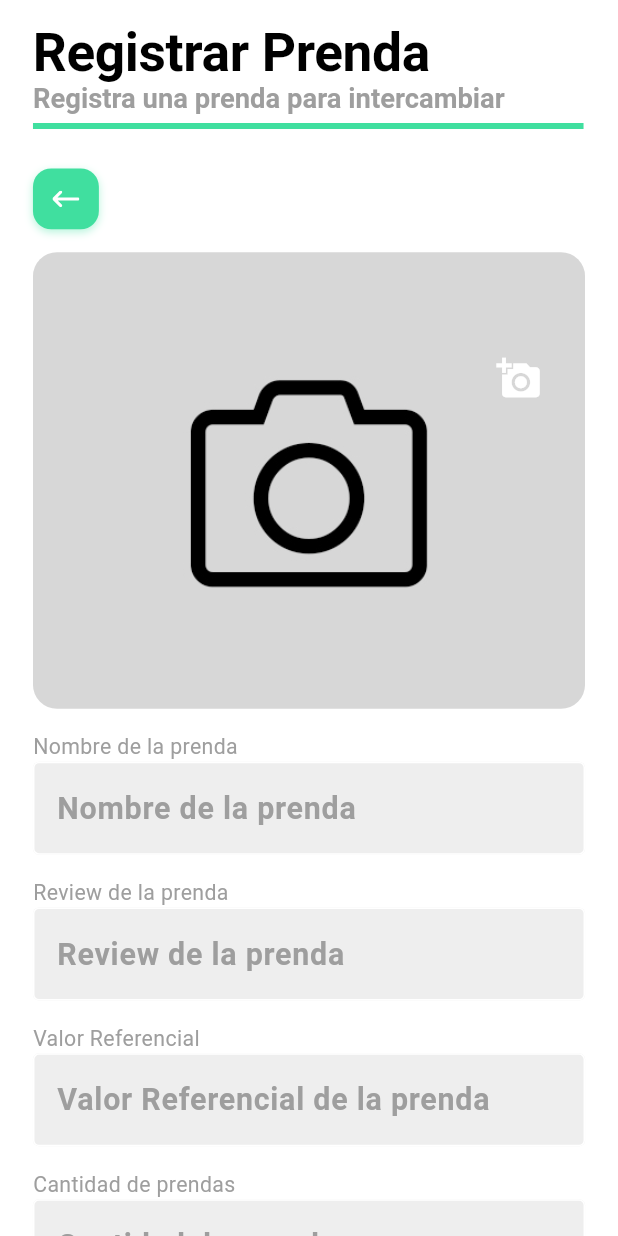
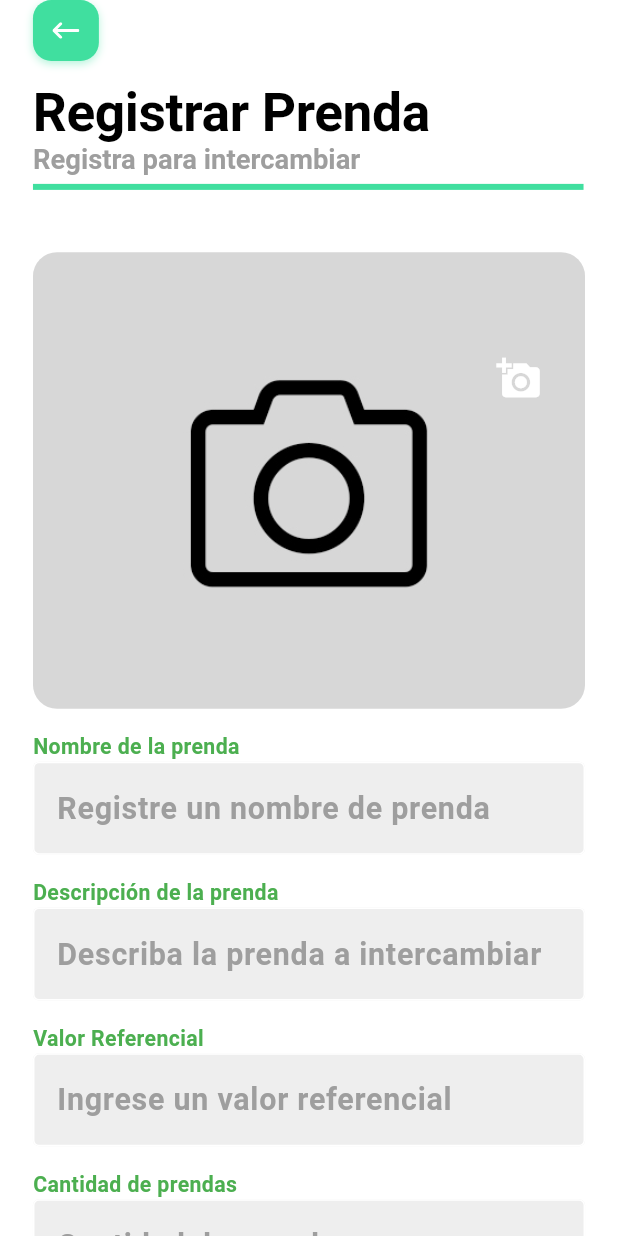
Before and after one commit to Isnotcristhianr/SwapMe---Code-0, a Flutter app: the RegisterProductScreen screen opened directly, on a phone screen of 412 x 824 dp. Run offline on Flutter 3.47's test engine with Material 3 defaults, Android fonts, the phone set to English and light mode, and no system bars; our stand-ins replace carousel_slider, cloud_firestore, connectivity, firebase_auth, firebase_core, firebase_storage and 9 more; missing offline and left inert: dart:ffi; accounts and stored records are empty; generated files the repository leaves out were written again; Roboto replaces fonts that are missing (Poppins); project files that could hold a hidden picture were left out.

```diff
--- a/lib/app/modules/products/views/register_product.dart
+++ b/lib/app/modules/products/views/register_product.dart
@@ -40,10 +40,20 @@ class RegisterProductScreen extends GetView<ProductController> {
           physics: const ClampingScrollPhysics(),
           child: Column(
             children: [
+                    Align(
+                      alignment: Alignment.centerLeft,
+                      child: RoundedButton(
+                      onPressed: () => Get.back(),
+                      child: SvgPicture.asset(
+                        Constants.backArrowIcon,
+                        fit: BoxFit.none,
+                      ),
+                      ),
+                    ),
               const SizedBox(height: 15),
               const ScreenTitle(
                 title: 'Registrar Prenda',
-                subtitle: 'Registra una prenda para intercambiar',
+                subtitle: 'Registra para intercambiar',
                 dividerEndIndent: 1,
               ),
               Form(
@@ -54,25 +64,19 @@ class RegisterProductScreen extends GetView<ProductController> {
                 child: Column(
                   crossAxisAlignment: CrossAxisAlignment.start,
                   children: [
-                    RoundedButton(
-                      onPressed: () => Get.back(),
-                      child: SvgPicture.asset(
-                        Constants.backArrowIcon,
-                        fit: BoxFit.none,
-                      ),
-                    ),
                     SizedBox(height: 15.h),
                     ImageSelector(controller: controllerImage),
                     SizedBox(height: 15.h),
-                    Text(
+                    const Text(
                       'Nombre de la prenda',
                       style: TextStyle(
-                        color: Colors.grey[500],
+                        color: Colors.green,
+                        fontWeight: FontWeight.bold,
                       ),
                     ),
                     MyTextField(
                       controller: controllerName,
-                      hintText: 'Nombre de la prenda',
+                      hintText: 'Registre un nombre de prenda',
                       TextStyle: TextStyle(
                         color: Colors.grey[500],
                       ),
@@ -85,36 +89,38 @@ class RegisterProductScreen extends GetView<ProductController> {
                       },
                     ),
                     SizedBox(height: 15.h),
-                    Text(
-                      'Review de la prenda',
+                    const Text(
+                      'Descripción de la prenda',
                       style: TextStyle(
-                        color: Colors.grey[500],
+                        color: Colors.green,
+                        fontWeight: FontWeight.bold,
                       ),
                     ),
                     MyTextField(
                       controller: controllerReview,
-                      hintText: 'Review de la prenda',
+                      hintText: 'Describa la prenda a intercambiar',
                       TextStyle: TextStyle(
                         color: Colors.grey[500],
                       ),
                       obscureText: false,
                       validator: (p0) {
                         if (p0 == null || p0.isEmpty) {
-                          return 'Ingrese un review de la prenda';
+                          return 'Ingrese una descripción de la prenda';
                         }
                         return null;
                       },
                     ),
                     SizedBox(height: 15.h),
-                    Text(
+                    const Text(
                       'Valor Referencial',
                       style: TextStyle(
-                        color: Colors.grey[500],
+                        color: Colors.green,
+                        fontWeight: FontWeight.bold,
                       ),
                     ),
                     MyTextField(
                       controller: controllerPrice,
-                      hintText: 'Valor Referencial de la prenda',
+                      hintText: 'Ingrese un valor referencial',
                       TextStyle: TextStyle(
                         color: Colors.grey[500],
                       ),
@@ -129,10 +135,11 @@ class RegisterProductScreen extends GetView<ProductController> {
                       },
                     ),
                     SizedBox(height: 15.h),
-                    Text(
+                    const Text(
                       'Cantidad de prendas',
                       style: TextStyle(
-                        color: Colors.grey[500],
+                        color: Colors.green,
+                        fontWeight: FontWeight.bold,
                       ),
                     ),
                     MyTextField(
@@ -140,22 +147,24 @@ class RegisterProductScreen extends GetView<ProductController> {
                       hintText: 'Cantidad de prendas',
                       TextStyle: TextStyle(
                         color: Colors.grey[500],
+                        fontWeight: FontWeight.bold,
                       ),
                       obscureText: false,
                       maxLength: 3,
                       validator: (p0) {
                         if (p0 == null || p0.isEmpty) {
-                          return 'Ingrese una cantidad de prendas';
+                          return 'Ingrese la cantidad de prendas en su intercambio';
                         }
                         if (!p0.isNumericOnly) return 'Ingrese solo numeros';
                         return null;
                       },
                     ),
                     SizedBox(height: 15.h),
-                    Text(
+                    const Text(
                       'Talla',
                       style: TextStyle(
-                        color: Colors.grey[500],
+                        color: Colors.green,
+                        fontWeight: FontWeight.bold,
                       ),
                     ),
                     DropdownButtonFormField<String>(
@@ -189,11 +198,30 @@ class RegisterProductScreen extends GetView<ProductController> {
                     Column(
                       crossAxisAlignment: CrossAxisAlignment.start,
                       children: [
-                        const Text('Condición de la prenda'),
+                        const Text(
+                          'Condición de la prenda',
+                          style: TextStyle(
+                            color: Colors.green,
+                            fontWeight: FontWeight.bold,
+                          ),
+                        ),
                         Center(
                           child: DropdownButtonFormField<String>(
                             value: controllerState.text,
-                            decoration: const InputDecoration(),
+                            decoration: InputDecoration(
+                              enabledBorder: const OutlineInputBorder(
+                                borderSide: BorderSide(color: Colors.white),
+                              ),
+                              focusedBorder: OutlineInputBorder(
+                                borderSide:
+                                    BorderSide(color: Colors.grey.shade400),
+                              ),
+                              fillColor: Colors.grey.shade200,
+                              filled: true,
+                              hintStyle: TextStyle(
+                                color: Colors.grey[500],
+                              ),
+                            ),
                             items: [
                               'Malo',
                               'Regular',
```
Also changed, not shown: 1 other file.
